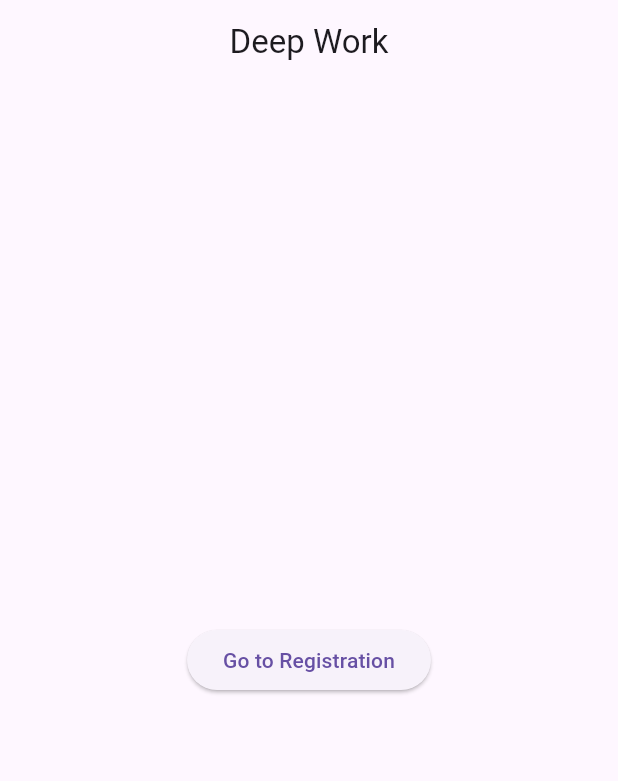
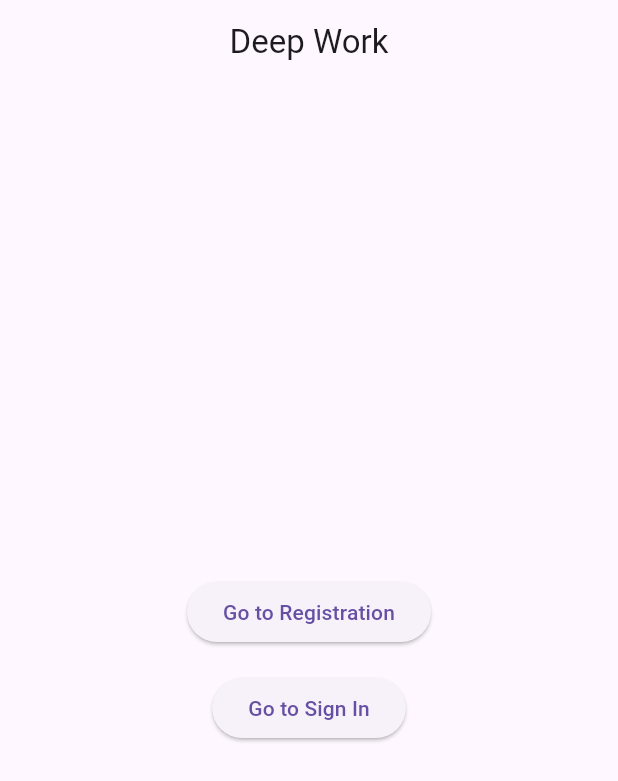
Before and after one commit to minatsilvester/deep_work_mobile, a Flutter app: the screen it shows after launch, on a phone screen of 412 x 824 dp. Shown: the top 781 px of the screen. Run offline on Flutter 3.47's test engine with Material 3 defaults, Android fonts, the phone set to English and light mode, and no system bars; our stand-ins replace shared_preferences.

Commit message:
feat: added focus session index and login redirection

```diff
--- a/lib/main.dart
+++ b/lib/main.dart
@@ -1,4 +1,8 @@
 import 'package:deep_work_mobile/providers/auth_provider.dart';
+import 'package:deep_work_mobile/providers/focus_session_provider.dart';
+import 'package:deep_work_mobile/providers/user_provider.dart';
+import 'package:deep_work_mobile/screens/focus_session.dart/list.dart';
+import 'package:deep_work_mobile/screens/login.dart';
 import 'package:flutter/material.dart';
 import 'package:provider/provider.dart';
 import './screens/home.dart';
@@ -9,6 +13,9 @@ void main() {
     MultiProvider(
       providers: [
         ChangeNotifierProvider(create: (_) => AuthProvider()),
+        ChangeNotifierProvider(create: (_) => UserProvider()),
+        ChangeNotifierProvider(
+            create: (_) => FocusSessionProvider()..listFocusSessions())
       ],
       child: const DeepWork(),
     ),
@@ -20,12 +27,19 @@ class DeepWork extends StatelessWidget {
 
   @override
   Widget build(BuildContext context) {
+    final auth = Provider.of<AuthProvider>(context);
+
+    final initialRoute =
+        auth.loginStatus == Status.loggedIn ? '/focus_sessions' : '/';
+
     return MaterialApp(
       debugShowCheckedModeBanner: false,
-      initialRoute: '/',
+      initialRoute: initialRoute,
       routes: {
         '/': (context) => const Home(),
         '/sign_up': (context) => const Register(),
+        '/focus_sessions': (context) => const FocusSessionList(),
+        '/sign_in': (context) => const Login()
       },
     );
   }
--- a/lib/presistence/user_preferences.dart
+++ b/lib/presistence/user_preferences.dart
@@ -1,5 +1,6 @@
 import 'package:shared_preferences/shared_preferences.dart';
 import '../models/user.dart';
+import 'dart:async';
 
 class UserPreferences {
   void saveUser(User user) async {
--- a/lib/screens/home.dart
+++ b/lib/screens/home.dart
@@ -6,12 +6,30 @@ class Home extends StatelessWidget {
   @override
   Widget build(BuildContext context) {
     return Scaffold(
-        appBar: AppBar(title: const Text("Deep Work"), centerTitle: true),
-        body: Center(
-            child: ElevatedButton(
-                onPressed: () {
-                  Navigator.pushNamed(context, '/sign_up');
-                },
-                child: const Text('Go to Registration'))));
+      appBar: AppBar(
+        title: const Text("Deep Work"),
+        centerTitle: true,
+      ),
+      body: Center(
+        child: Column(
+          mainAxisAlignment: MainAxisAlignment.center,
+          children: [
+            ElevatedButton(
+              onPressed: () {
+                Navigator.pushNamed(context, '/sign_up');
+              },
+              child: const Text('Go to Registration'),
+            ),
+            const SizedBox(height: 16), // Adds spacing between the buttons
+            ElevatedButton(
+              onPressed: () {
+                Navigator.pushNamed(context, '/sign_in');
+              },
+              child: const Text('Go to Sign In'),
+            ),
+          ],
+        ),
+      ),
+    );
   }
 }
--- a/lib/screens/register.dart
+++ b/lib/screens/register.dart
@@ -61,7 +61,7 @@ class RegisterState extends State<Register> {
 
     final password = TextFormField(
         decoration: const InputDecoration(
-            hintText: 'Enter your Passwoed',
+            hintText: 'Enter your Password',
             border: OutlineInputBorder(),
             labelText: 'Password *'),
         validator: (value) => (value == null || value.isEmpty)
```
Also changed, not shown: lib/models/focus_session.dart (added, +26 -0 lines), lib/providers/auth_provider.dart (+13 -3 lines), lib/providers/focus_session_provider.dart (added, +47 -0 lines), lib/providers/user_provider.dart (added, +13 -0 lines), lib/screens/focus_session.dart/list.dart (added, +53 -0 lines), lib/screens/login.dart (+24 -5 lines), pubspec.lock, 2 other files.
